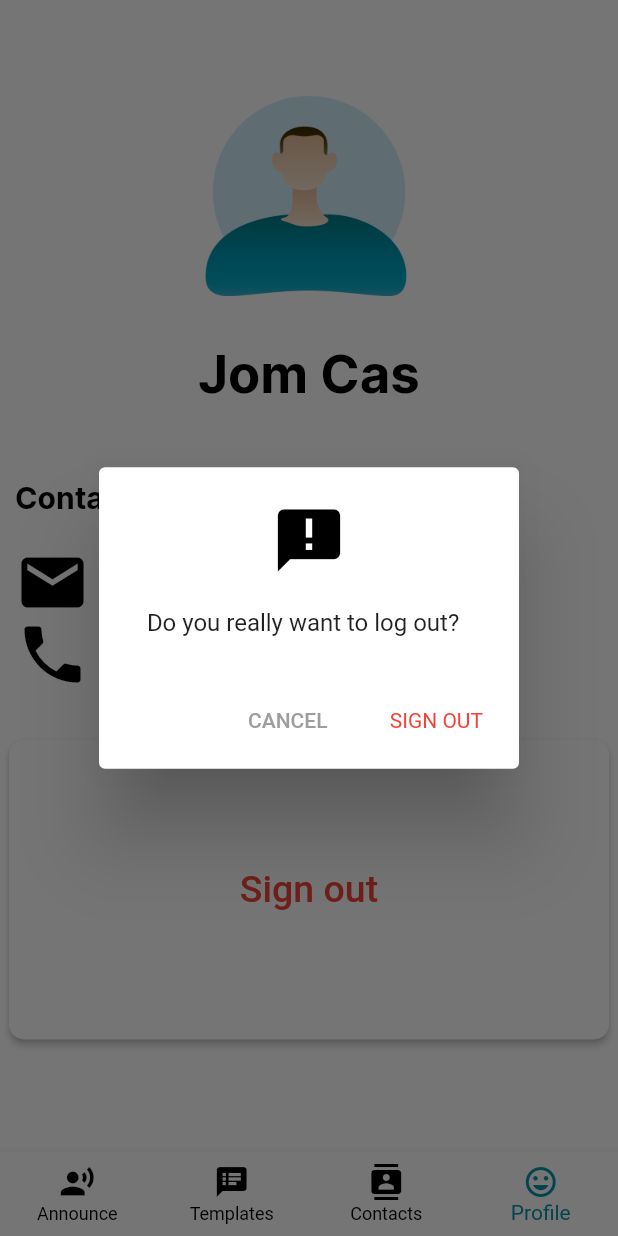
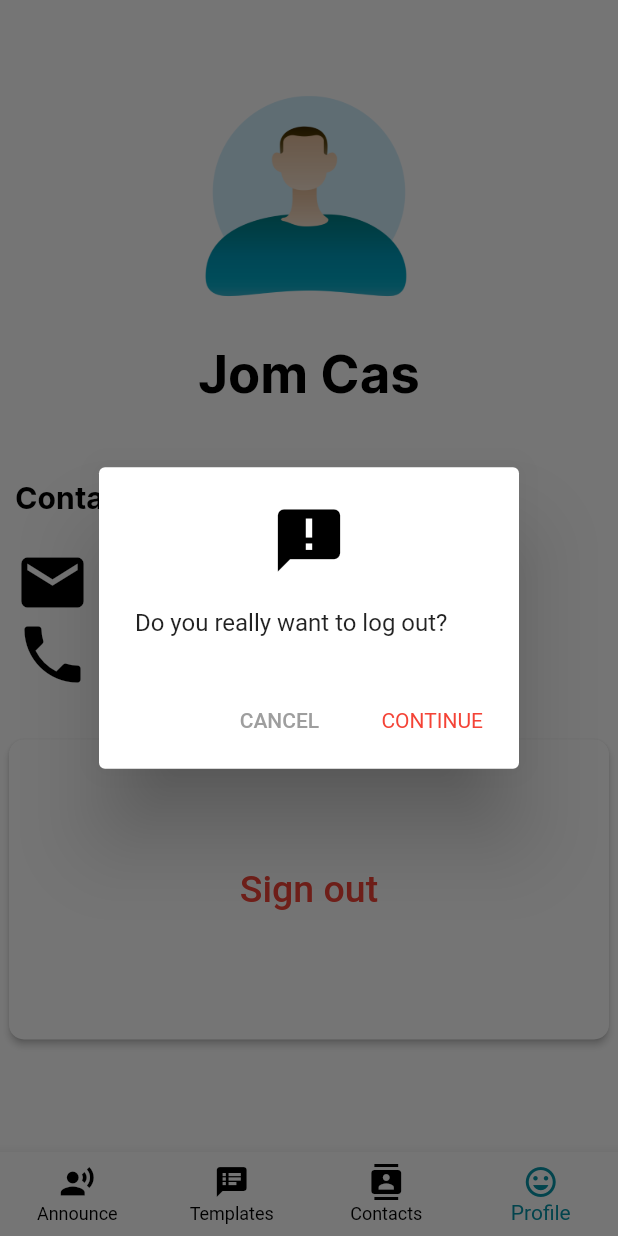
Before and after one commit to jomcas/Formateacher, a Flutter app: the screen it shows once a user with an empty profile is signed in, item 4 of the bottom bar chosen, after a tap on "Sign out", on a phone screen of 412 x 824 dp. Run offline on Flutter 3.47's test engine with Material 2 defaults, Android fonts, the phone set to English and light mode, and no system bars; our stand-ins replace cloud_firestore, firebase_auth, flutter_spinkit; accounts and stored records are empty.

Commit message:
Add a shared dialog functions

```diff
--- a/lib/widgets/profile/profile.dart
+++ b/lib/widgets/profile/profile.dart
@@ -1,9 +1,10 @@
 import 'package:flutter/material.dart';
 import 'package:mi_card/services/auth.dart';
-
+import 'package:mi_card/widgets/shared/alertDialog.dart';
 
 // Announce Page
 class Profile extends StatelessWidget {
+  final AuthService _auth = AuthService();
   @override
   Widget build(BuildContext context) {
     return Scaffold(
@@ -83,7 +84,16 @@ class Profile extends StatelessWidget {
                 height: 200,
                 child: RaisedButton(
                     onPressed: () {
-                      showAlertDialog(context);
+                      showAlertDialogTwoButtons(
+                          context,
+                          Icon(Icons.announcement,
+                              size: 50, color: Colors.black),
+                          'Do you really want to log out?',
+                          'CANCEL',
+                          'CONTINUE', () async {
+                        Navigator.pop(context);
+                        await _auth.signOut();
+                      });
                     },
                     color: Colors.white,
                     child: Text('Sign out',
@@ -94,42 +104,3 @@ class Profile extends StatelessWidget {
         )));
   }
 }
-
-showAlertDialog(BuildContext context) {
-  final AuthService _auth = AuthService();
-
-  Widget cancelButton = FlatButton(
-    child: Text("CANCEL",style: TextStyle(color: Colors.grey)),
-    onPressed: () {
-      Navigator.pop(context);
-    },
-  );
-  Widget continueButton = FlatButton(
-    child: Text(
-      "SIGN OUT",
-      style: TextStyle(color: Colors.red, fontWeight: FontWeight.w400),
-    ),
-    onPressed: () async {
-      Navigator.pop(context);
-      await _auth.signOut();
-    },
-  );
-
-  AlertDialog alert = AlertDialog(
-    title: Icon(Icons.announcement,
-      size: 50, color: Colors.black),
-    content: Text("  Do you really want to log out?"),
-    actions: [
-      cancelButton,
-      continueButton,
-    ],
-  );
-
-  // show the dialog
-  showDialog(
-    context: context,
-    builder: (BuildContext context) {
-      return alert;
-    },
-  );
-}
--- /dev/null
+++ b/lib/widgets/shared/alertDialog.dart
@@ -0,0 +1,62 @@
+import 'package:flutter/material.dart';
+
+showAlertDialogOneButton(
+    BuildContext context, String title, String message, String buttonText) {
+  // set up the button
+  Widget okButton = FlatButton(
+    child: Text(buttonText),
+    onPressed: () {
+      Navigator.pop(context);
+    },
+  );
+
+  // set up the AlertDialog
+  AlertDialog alert = AlertDialog(
+    title: Text(title),
+    content: Text(message),
+    actions: [
+      okButton,
+    ],
+  );
+
+  // show the dialog
+  showDialog(
+    context: context,
+    builder: (BuildContext context) {
+      return alert;
+    },
+  );
+}
+
+showAlertDialogTwoButtons(BuildContext context, Icon title, String content,
+    String buttonOneText, String buttonTwoText, dynamic confirmOnPressed) {
+  Widget cancelButton = FlatButton(
+    child: Text(buttonOneText, style: TextStyle(color: Colors.grey)),
+    onPressed: () {
+      Navigator.pop(context);
+    },
+  );
+  Widget continueButton = FlatButton(
+      child: Text(
+        buttonTwoText,
+        style: TextStyle(color: Colors.red, fontWeight: FontWeight.w400),
+      ),
+      onPressed: confirmOnPressed);
+
+  AlertDialog alert = AlertDialog(
+    title: title,
+    content: Text(content),
+    actions: [
+      cancelButton,
+      continueButton,
+    ],
+  );
+
+  // show the dialog
+  showDialog(
+    context: context,
+    builder: (BuildContext context) {
+      return alert;
+    },
+  );
+}
```
Also changed, not shown: lib/widgets/signIn.dart (+6 -4 lines), lib/widgets/signUp.dart (+30 -23 lines).
